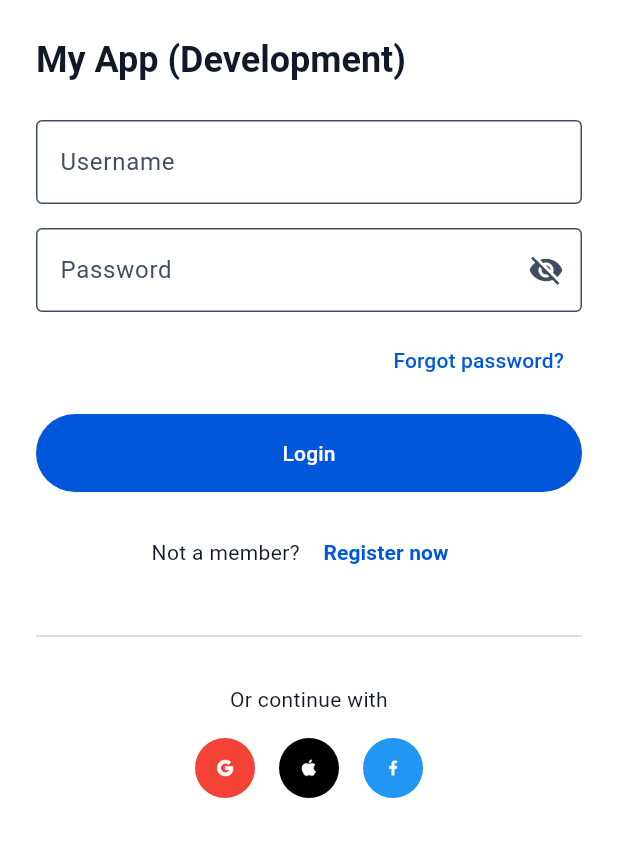
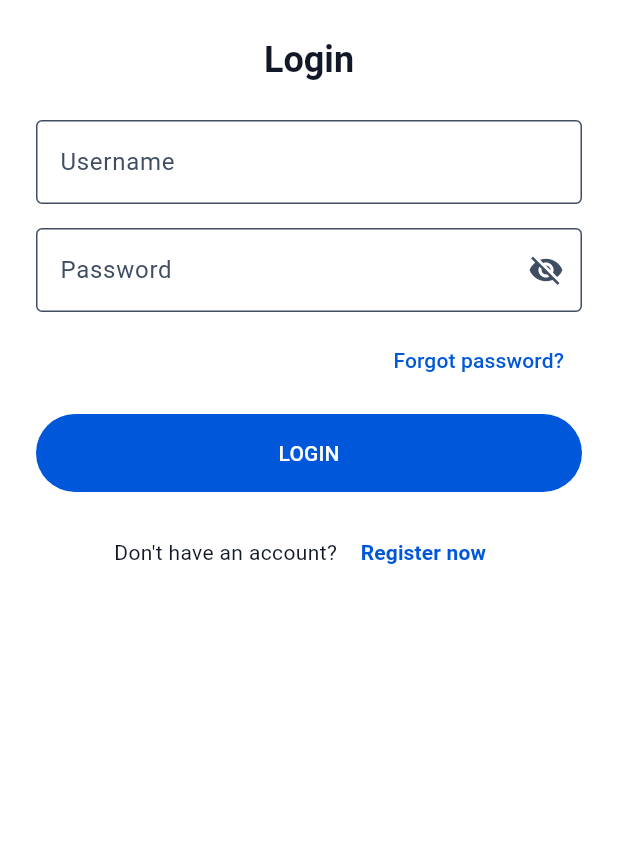
Before and after one commit to Mynor-Chavarria/BancaApp_Flutter, a Flutter app: the screen it shows after launch, on a phone screen of 412 x 824 dp, the part 225-1082 px from its top. Run offline on Flutter 3.47's test engine with Material 3 defaults, Android fonts, the phone set to English and light mode, and no system bars; our stand-ins replace dio, flutter_riverpod, freezed_annotation, go_router, shared_preferences.

Commit message:
update l10n

```diff
--- a/lib/app/presentation/views/home_tabs_view.dart
+++ b/lib/app/presentation/views/home_tabs_view.dart
@@ -79,7 +79,7 @@ class _HomeTabsContent extends ConsumerWidget {
                 return;
               }
 
-              context.go(AppRoutes.login);
+              context.goNamed(AppRoutes.loginName);
             },
           ),
         ],
--- a/lib/core/network/network.dart
+++ b/lib/core/network/network.dart
@@ -2,3 +2,4 @@ export '../errors/app_error.dart';
 export '../errors/app_exception.dart';
 export 'app_http_client.dart';
 export 'interceptors/auth_interceptor.dart';
+export 'interceptors/session_expired_interceptor.dart';
--- a/lib/core/router/app_router.dart
+++ b/lib/core/router/app_router.dart
@@ -2,13 +2,22 @@ import 'package:flutter_riverpod/flutter_riverpod.dart';
 import 'package:go_router/go_router.dart';
 
 import '../../app/presentation/views/home_tabs_view.dart';
+import '../../features/auth/presentation/providers/auth_providers.dart';
 import '../../features/auth/presentation/views/auth_login_view.dart';
 import 'app_routes.dart';
 
 final appRouterProvider = Provider<GoRouter>((ref) {
-  return GoRouter(
+  final router = GoRouter(
     initialLocation: AppRoutes.login,
     debugLogDiagnostics: false,
+    redirect: (context, state) {
+      final session = ref.read(authNotifierProvider).session;
+      final isOnLogin = state.matchedLocation == AppRoutes.login;
+
+      if (session == null && !isOnLogin) return AppRoutes.login;
+      if (session != null && isOnLogin) return AppRoutes.home; // redirect usa path, no name
+      return null;
+    },
     routes: [
       GoRoute(
         path: AppRoutes.login,
@@ -22,4 +31,9 @@ final appRouterProvider = Provider<GoRouter>((ref) {
       ),
     ],
   );
+
+  // Refresca el router cuando el estado de auth cambia (ej: forceLogout)
+  ref.listen(authNotifierProvider, (_, __) => router.refresh());
+
+  return router;
 });
--- a/lib/core/router/app_routes.dart
+++ b/lib/core/router/app_routes.dart
@@ -1,4 +1,7 @@
 abstract class AppRoutes {
   static const login = '/login';
   static const home = '/home';
+
+  static const loginName = 'login';
+  static const homeName = 'home';
 }
--- a/lib/features/auth/presentation/views/auth_login_view.dart
+++ b/lib/features/auth/presentation/views/auth_login_view.dart
@@ -1,11 +1,10 @@
+import 'package:banca_app/l10n/app_localizations.dart';
 import 'package:flutter/material.dart';
-import 'package:banca_app/l10n/app_localizations.dart';
 import 'package:flutter_riverpod/flutter_riverpod.dart';
 import 'package:go_router/go_router.dart';
 
 import '../../../../app/presentation/controllers/global_loader_controller.dart';
 import '../../../../core/assets.dart';
-import '../../../../core/environmet/env.dart';
 import '../../../../core/router/app_routes.dart';
 import '../../../login/presentation/widgets/social_widget.dart';
 import '../providers/auth_providers.dart';
@@ -41,10 +40,12 @@ class _AuthLoginViewState extends ConsumerState<AuthLoginView> {
     ref.listen<AuthState>(authNotifierProvider, (previous, next) {
       GlobalLoaderController.instance.setLoading(
         next.isLoading,
-        message: next.isLoading ? AppLocalizations.of(context)!.loggingIn : null,
+        message:
+            next.isLoading ? AppLocalizations.of(context)!.loggingIn : null,
       );
 
-      if (next.errorMessage != null && next.errorMessage != previous?.errorMessage) {
+      if (next.errorMessage != null &&
+          next.errorMessage != previous?.errorMessage) {
         ScaffoldMessenger.of(context)
           ..hideCurrentSnackBar()
           ..showSnackBar(SnackBar(content: Text(next.errorMessage!)));
@@ -52,7 +53,7 @@ class _AuthLoginViewState extends ConsumerState<AuthLoginView> {
       }
 
       if (next.isSuccess && previous?.isSuccess != true) {
-        context.go(AppRoutes.home);
+        context.goNamed(AppRoutes.homeName);
       }
     });
 
@@ -78,7 +79,8 @@ class _AuthLoginViewState extends ConsumerState<AuthLoginView> {
                 crossAxisAlignment: CrossAxisAlignment.stretch,
                 children: [
                   Text(
-                    Env.appName,
+                    textAlign: TextAlign.center,
+                    l10n.login,
                     style: theme.textTheme.headlineSmall?.copyWith(
                       fontWeight: FontWeight.w700,
                     ),
@@ -117,7 +119,10 @@ class _AuthLoginViewState extends ConsumerState<AuthLoginView> {
                   const SizedBox(height: 8),
                   Align(
                     alignment: Alignment.centerRight,
-                    child: TextButton(onPressed: () {}, child: Text(l10n.forgotPassword)),
+                    child: TextButton(
+                      onPressed: () {},
+                      child: Text(l10n.forgotPassword),
+                    ),
                   ),
                   const SizedBox(height: 12),
                   FilledButton(
@@ -125,22 +130,26 @@ class _AuthLoginViewState extends ConsumerState<AuthLoginView> {
                         state.isLoading
                             ? null
                             : () {
-                              ref.read(authNotifierProvider.notifier).login(
-                                username: _usernameController.text,
-                                password: _passwordController.text,
-                              );
+                              ref
+                                  .read(authNotifierProvider.notifier)
+                                  .login(
+                                    username: _usernameController.text,
+                                    password: _passwordController.text,
+                                    l10n: l10n,
+                                  );
                             },
                     style: FilledButton.styleFrom(
                       padding: const EdgeInsets.symmetric(vertical: 16),
                       shape: const StadiumBorder(),
                     ),
-                    child: Text(l10n.login),
+                    // texto en mayuscula
+                    child: Text(l10n.login.toUpperCase()),
                   ),
                   const SizedBox(height: 16),
                   Row(
                     mainAxisAlignment: MainAxisAlignment.center,
                     children: [
-                      Text('${l10n.notMember} '),
+                      Text('${l10n.notUser} '),
                       TextButton(
                         onPressed: () {
                           debugPrint('Navigate to Sign Up');
@@ -155,16 +164,6 @@ class _AuthLoginViewState extends ConsumerState<AuthLoginView> {
                       ),
                     ],
                   ),
-                  const SizedBox(height: 24),
-                  const Divider(),
-                  const SizedBox(height: 24),
-                  Text(
-                    l10n.orContinueWith,
-                    textAlign: TextAlign.center,
-                    style: theme.textTheme.bodyMedium,
-                  ),
-                  const SizedBox(height: 16),
-                  const _SocialMedia(),
                 ],
               ),
             ),
--- a/lib/l10n/app_en.arb
+++ b/lib/l10n/app_en.arb
@@ -9,7 +9,7 @@
     "emailAddress": "Email Address",
     "password": "Password",
     "forgotPassword": "Forgot password?",
-    "notMember": "Not a member?",
+    "notUser": "Don't have an account?",
     "registerNow": "Register now",
     "orContinueWith": "Or continue with",
     "dashboard": "Dashboard",
@@ -24,6 +24,11 @@
     "loggingIn": "Signing in...",
     "loggingOut": "Signing out...",
     "accept": "Accept",
-    "cancel": "Cancel"
+    "cancel": "Cancel",
+    "usernameRequired": "Username is required.",
+    "passwordRequired": "Password is required.",
+    "passwordMinLength": "Password must be at least 6 characters.",
+    "loginFailed": "Could not sign in. Please check your credentials.",
+    "sessionExpired": "Your session expired. Please sign in again."
 
 }
--- a/lib/l10n/app_localizations.dart
+++ b/lib/l10n/app_localizations.dart
@@ -149,11 +149,11 @@ abstract class AppLocalizations {
   /// **'Forgot password?'**
   String get forgotPassword;
 
-  /// No description provided for @notMember.
+  /// No description provided for @notUser.
   ///
   /// In en, this message translates to:
-  /// **'Not a member?'**
-  String get notMember;
+  /// **'Don\'t have an account?'**
+  String get notUser;
 
   /// No description provided for @registerNow.
   ///
@@ -244,6 +244,36 @@ abstract class AppLocalizations {
   /// In en, this message translates to:
   /// **'Cancel'**
   String get cancel;
+
+  /// No description provided for @usernameRequired.
+  ///
+  /// In en, this message translates to:
+  /// **'Username is required.'**
+  String get usernameRequired;
+
+  /// No description provided for @passwordRequired.
+  ///
+  /// In en, this message translates to:
+  /// **'Password is required.'**
+  String get passwordRequired;
+
+  /// No description provided for @passwordMinLength.
+  ///
+  /// In en, this message translates to:
+  /// **'Password must be at least 6 characters.'**
+  String get passwordMinLength;
+
+  /// No description provided for @loginFailed.
+  ///
+  /// In en, this message translates to:
+  /// **'Could not sign in. Please check your credentials.'**
+  String get loginFailed;
+
+  /// No description provided for @sessionExpired.
+  ///
+  /// In en, this message translates to:
+  /// **'Your session expired. Please sign in again.'**
+  String get sessionExpired;
 }
 
 class _AppLocalizationsDelegate extends LocalizationsDelegate<AppLocalizations> {
```
Also changed, not shown: lib/core/network/app_http_client.dart (+9 -0 lines), lib/core/network/interceptors/session_expired_interceptor.dart (added, +20 -0 lines), lib/features/auth/presentation/notifiers/auth_notifier.dart (+25 -9 lines), lib/features/auth/presentation/providers/auth_providers.dart (+9 -1 lines), lib/l10n/app_es.arb (+7 -2 lines), lib/l10n/app_localizations_en.dart (+16 -1 lines), lib/l10n/app_localizations_es.dart (+16 -1 lines).
